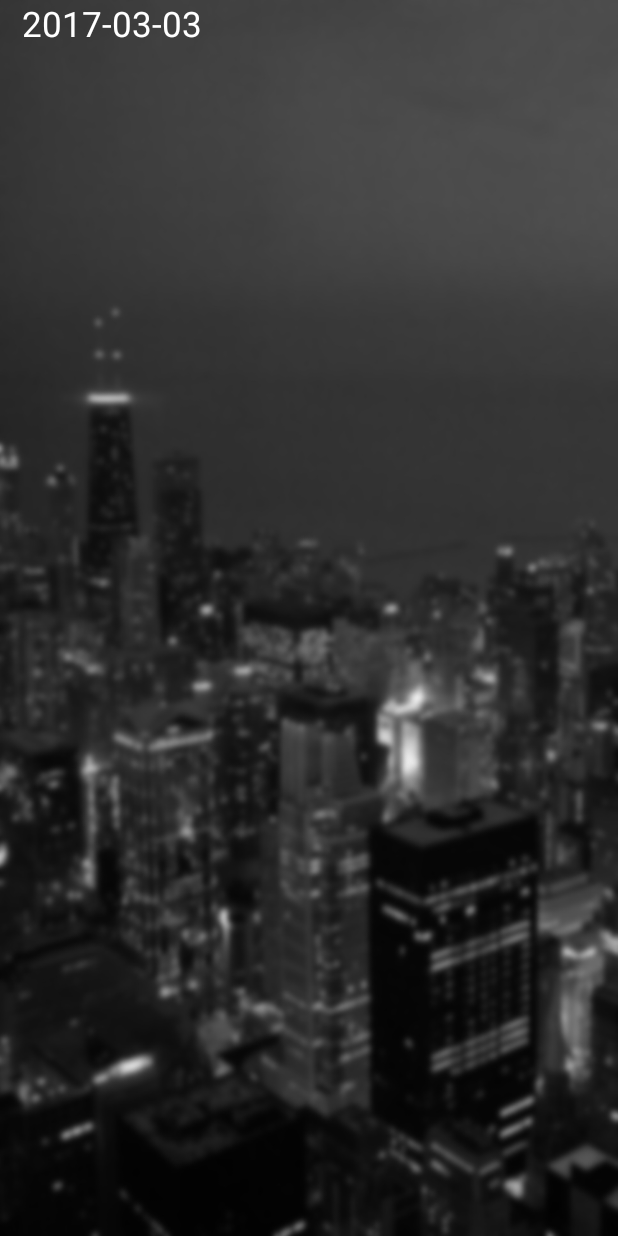
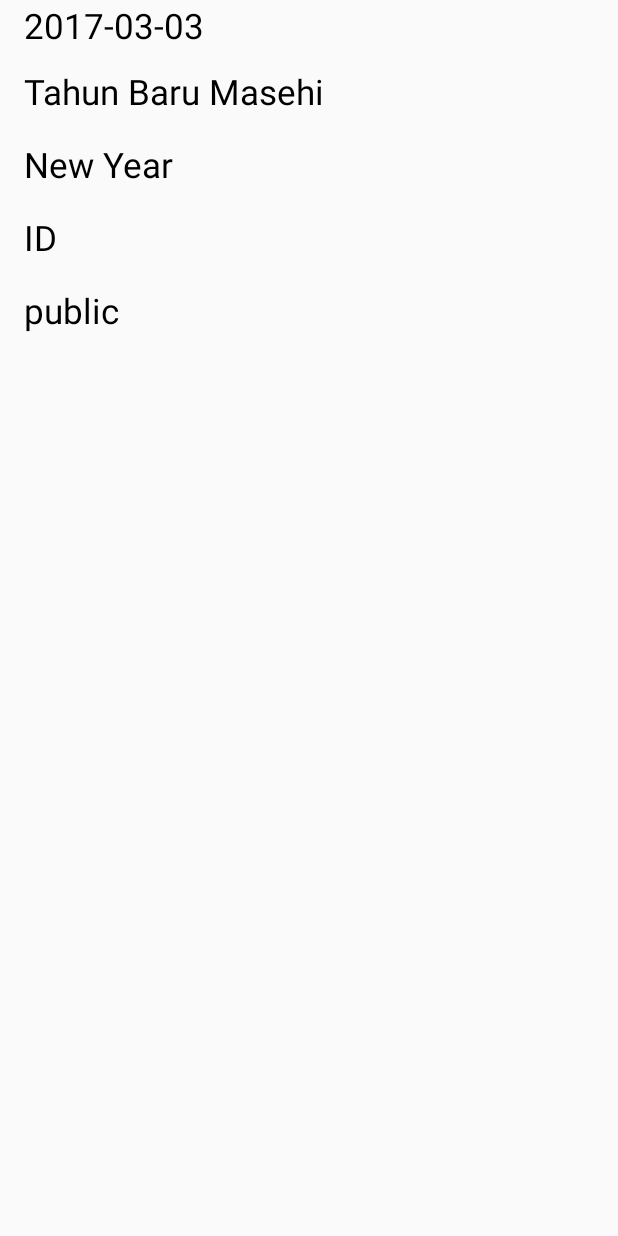
Before and after one commit to CuaMcCarsaree44/Retrofit, an Android app: the layout lists.xml on its own in the app's theme, with its tools: preview values and no code run, on a phone screen of 412 x 824 dp. Run offline under Robolectric (Android 15) with nearby library versions, the phone set to English and light mode, and no system bars.

Commit message:
Another Part of projects

```diff
--- a/app/src/main/java/com/example/retrofit/services/ApiServices.kt
+++ b/app/src/main/java/com/example/retrofit/services/ApiServices.kt
@@ -8,5 +8,5 @@ import retrofit2.http.GET
 interface ApiServices {
 
     @GET("https://date.nager.at/api/v2/publicholidays/")
-    fun getAllData(text:String): Call<Datas>
+    fun getAllData(): Call<Datas>
 }
--- a/app/src/main/java/com/example/retrofit/services/InitRetrofit.kt
+++ b/app/src/main/java/com/example/retrofit/services/InitRetrofit.kt
@@ -11,8 +11,9 @@ class InitRetrofit {
             return Retrofit.Builder().baseUrl(API_KEY).addConverterFactory(GsonConverterFactory.create()).build()
         }
 
-        fun getInstance():ApiServices
+        fun getInstance(code:String, year:Int):ApiServices
         {
+            API_KEY += "${year.toString()}/code/"
             return setInit().create(ApiServices::class.java)
         }
 
--- a/app/src/main/res/layout/lists.xml
+++ b/app/src/main/res/layout/lists.xml
@@ -3,24 +3,82 @@
         xmlns:android="http://schemas.android.com/apk/res/android"
         xmlns:tools="http://schemas.android.com/tools" android:layout_width="match_parent"
         android:layout_height="match_parent" xmlns:app="http://schemas.android.com/apk/res-auto"
-        android:background="@drawable/background_blur"
+
 >
 
     <TextView
             android:id="@+id/dateLabel"
-            android:layout_width="150dp"
-            android:layout_height="50dp"
+            android:layout_width="137dp"
+            android:layout_height="38dp"
             android:text="2017-03-03"
             android:textSize="23sp"
-            android:textColor="#FFFFFF"
-            android:textAlignment="center"
+            android:textColor="#000000"
+            android:textAlignment="inherit"
 
-            tools:layout_editor_absoluteY="84dp"
-            tools:layout_editor_absoluteX="120dp"
-            app:layout_constraintTop_toTopOf="@+id/recycleview"
-            app:layout_constraintBottom_toBottomOf="@+id/recycleview"
-            app:layout_constraintLeft_toLeftOf="@+id/recycleview"
-            app:layout_constraintRight_toRightOf="@+id/recycleview"
-    />
+            app:layout_constraintTop_toTopOf="parent"
+            app:layout_constraintBottom_toBottomOf="parent"
+            app:layout_constraintLeft_toLeftOf="parent"
+            app:layout_constraintRight_toRightOf="parent"
+            app:layout_constraintHorizontal_bias="0.058" app:layout_constraintVertical_bias="0.002"/>
+
+    <TextView
+            android:id="@+id/localnameLabel"
+            android:layout_width="221dp"
+            android:layout_height="43dp"
+            android:text="Tahun Baru Masehi"
+            android:textSize="23sp"
+            android:textColor="#000000"
+            android:textAlignment="inherit"
+
+            app:layout_constraintTop_toTopOf="parent"
+            app:layout_constraintBottom_toBottomOf="parent"
+            app:layout_constraintLeft_toLeftOf="parent"
+            app:layout_constraintRight_toRightOf="parent"
+            app:layout_constraintHorizontal_bias="0.084" app:layout_constraintVertical_bias="0.058"/>
+
+    <TextView
+            android:id="@+id/nameLabel"
+            android:layout_width="221dp"
+            android:layout_height="43dp"
+            android:text="New Year"
+            android:textSize="23sp"
+            android:textColor="#000000"
+            android:textAlignment="inherit"
+
+            app:layout_constraintTop_toTopOf="parent"
+            app:layout_constraintBottom_toBottomOf="parent"
+            app:layout_constraintLeft_toLeftOf="parent"
+            app:layout_constraintRight_toRightOf="parent"
+            app:layout_constraintHorizontal_bias="0.084" app:layout_constraintVertical_bias="0.12"/>
+
+    <TextView
+            android:id="@+id/codeLabel"
+            android:layout_width="221dp"
+            android:layout_height="43dp"
+            android:text="ID"
+            android:textSize="23sp"
+            android:textColor="#000000"
+            android:textAlignment="inherit"
+
+            app:layout_constraintTop_toTopOf="parent"
+            app:layout_constraintBottom_toBottomOf="parent"
+            app:layout_constraintLeft_toLeftOf="parent"
+            app:layout_constraintRight_toRightOf="parent" app:layout_constraintHorizontal_bias="0.084"
+            app:layout_constraintVertical_bias="0.183"/>
+
+    <TextView
+            android:id="@+id/typeLabel"
+            android:layout_width="221dp"
+            android:layout_height="43dp"
+            android:text="public"
+            android:textSize="23sp"
+            android:textColor="#000000"
+            android:textAlignment="inherit"
+
+            app:layout_constraintTop_toTopOf="parent"
+            app:layout_constraintBottom_toBottomOf="parent"
+            app:layout_constraintLeft_toLeftOf="parent"
+            app:layout_constraintRight_toRightOf="parent" app:layout_constraintHorizontal_bias="0.084"
+            app:layout_constraintVertical_bias="0.245"/>
 
 </android.support.constraint.ConstraintLayout>
```
Also changed, not shown: app/src/main/java/com/example/retrofit/MainActivity.kt (+10 -8 lines), app/src/main/java/com/example/retrofit/ShowData.kt (+55 -0 lines), app/src/main/java/com/example/retrofit/adapter/DatasAdapter.kt (+30 -5 lines), app/src/main/java/com/example/retrofit/model/Datas.kt (+9 -9 lines).
